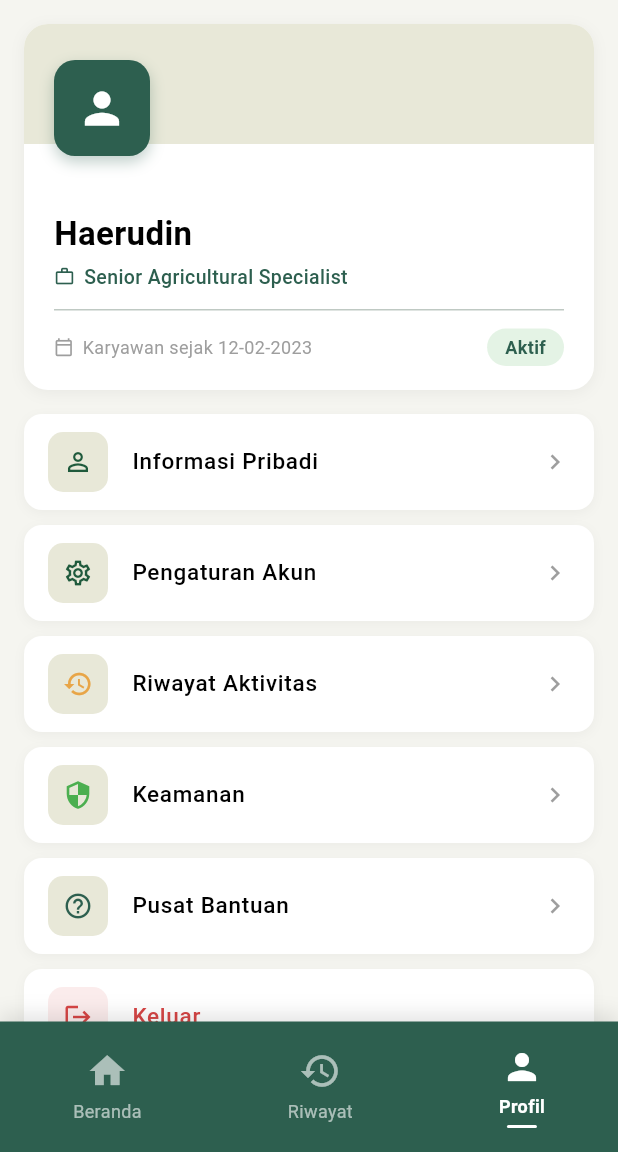
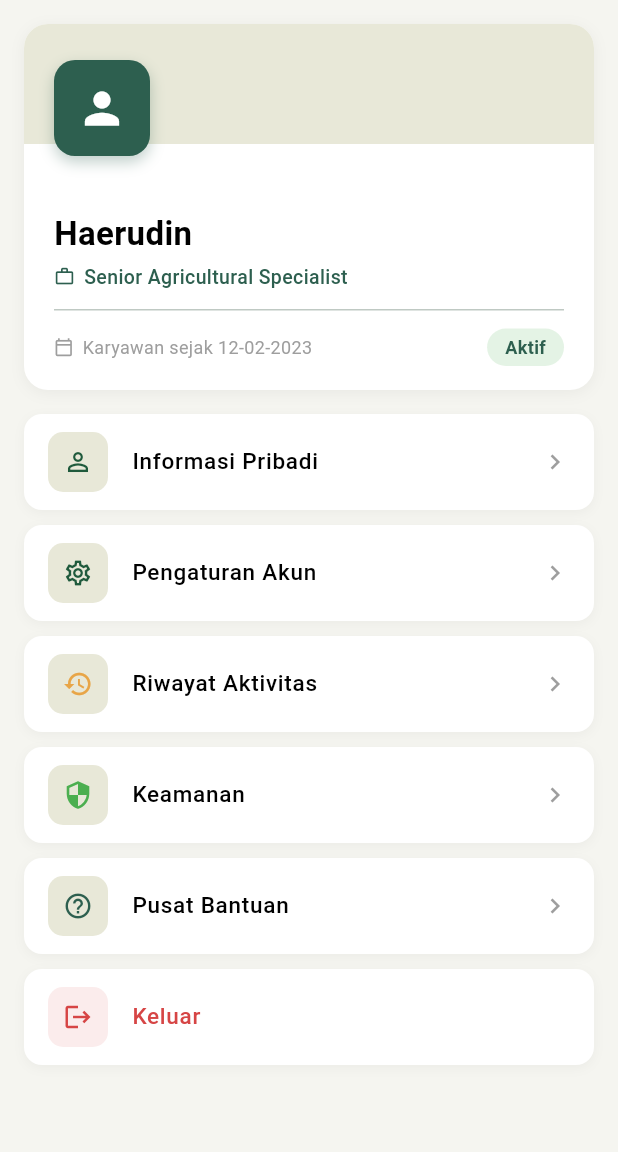
Before and after one commit to arkanaajaaa/HayCrew, a Flutter app: the ProfilPage screen opened directly, on a phone screen of 412 x 824 dp, the part 84-1236 px from its top. Run offline on Flutter 3.47's test engine with Material 3 defaults, Android fonts, the phone set to English and light mode, and no system bars; our stand-ins replace get, google_sign_in, googleapis_auth, image_picker; missing offline and left inert: googleapis.

Commit message:
fix-navbar and profilepage

```diff
--- a/lib/components/CNavbar.dart
+++ b/lib/components/CNavbar.dart
@@ -1,106 +1,106 @@
-import 'package:flutter/material.dart';
-import 'package:get/get.dart';
-import '../constants/app_colors.dart';
-import '../controllers/navbar_controller.dart';
+// import 'package:flutter/material.dart';
+// import 'package:get/get.dart';
+// import '../constants/app_colors.dart';
+// import '../controllers/navbar_controller.dart';
 
-class CBottomNav extends StatelessWidget {
-  const CBottomNav({Key? key}) : super(key: key);
+// class CBottomNav extends StatelessWidget {
+//   const CBottomNav({Key? key}) : super(key: key);
 
-  @override
-  Widget build(BuildContext context) {
-    // Get.find() — pakai instance yang sudah ada dari HomeBinding
-    // Tidak membuat instance baru setiap kali widget di-build
-    final NavbarController navController = Get.find<NavbarController>();
+//   @override
+//   Widget build(BuildContext context) {
+//     // Get.find() — pakai instance yang sudah ada dari HomeBinding
+//     // Tidak membuat instance baru setiap kali widget di-build
+//     final NavbarController navController = Get.find<NavbarController>();
 
-    return Container(
-      decoration: BoxDecoration(
-        color: AppColors.primaryGreen,
-        boxShadow: [
-          BoxShadow(
-            color:      Colors.black.withOpacity(0.1),
-            blurRadius: 10,
-            offset:     const Offset(0, -5),
-          ),
-        ],
-      ),
-      child: SafeArea(
-        child: Padding(
-          padding: const EdgeInsets.symmetric(vertical: 8),
-          child: Obx(() => Row(
-            mainAxisAlignment: MainAxisAlignment.spaceAround,
-            children: [
-              _buildNavItem(
-                icon:         Icons.home,
-                label:        'Beranda',
-                index:        0,
-                currentIndex: navController.currentNavIndex.value,
-                onTap:        () => navController.changeNavIndex(0),
-              ),
-              _buildNavItem(
-                icon:         Icons.history,
-                label:        'Riwayat',
-                index:        1,
-                currentIndex: navController.currentNavIndex.value,
-                onTap:        () => navController.changeNavIndex(1),
-              ),
-              _buildNavItem(
-                icon:         Icons.person,
-                label:        'Profil',
-                index:        2,
-                currentIndex: navController.currentNavIndex.value,
-                onTap:        () => navController.changeNavIndex(2),
-              ),
-            ],
-          )),
-        ),
-      ),
-    );
-  }
+//     return Container(
+//       decoration: BoxDecoration(
+//         color: AppColors.primaryGreen,
+//         boxShadow: [
+//           BoxShadow(
+//             color:      Colors.black.withOpacity(0.1),
+//             blurRadius: 10,
+//             offset:     const Offset(0, -5),
+//           ),
+//         ],
+//       ),
+//       child: SafeArea(
+//         child: Padding(
+//           padding: const EdgeInsets.symmetric(vertical: 8),
+//           child: Obx(() => Row(
+//             mainAxisAlignment: MainAxisAlignment.spaceAround,
+//             children: [
+//               _buildNavItem(
+//                 icon:         Icons.home,
+//                 label:        'Beranda',
+//                 index:        0,
+//                 currentIndex: navController.currentNavIndex.value,
+//                 onTap:        () => navController.changeNavIndex(0),
+//               ),
+//               _buildNavItem(
+//                 icon:         Icons.history,
+//                 label:        'Riwayat',
+//                 index:        1,
+//                 currentIndex: navController.currentNavIndex.value,
+//                 onTap:        () => navController.changeNavIndex(1),
+//               ),
+//               _buildNavItem(
+//                 icon:         Icons.person,
+//                 label:        'Profil',
+//                 index:        2,
+//                 currentIndex: navController.currentNavIndex.value,
+//                 onTap:        () => navController.changeNavIndex(2),
+//               ),
+//             ],
+//           )),
+//         ),
+//       ),
+//     );
+//   }
 
-  Widget _buildNavItem({
-    required IconData icon,
-    required String label,
-    required int index,
-    required int currentIndex,
-    required VoidCallback onTap,
-  }) {
-    final isSelected = currentIndex == index;
+//   Widget _buildNavItem({
+//     required IconData icon,
+//     required String label,
+//     required int index,
+//     required int currentIndex,
+//     required VoidCallback onTap,
+//   }) {
+//     final isSelected = currentIndex == index;
 
-    return InkWell(
-      onTap:        onTap,
-      borderRadius: BorderRadius.circular(8),
-      child: Padding(
-        padding: const EdgeInsets.symmetric(horizontal: 16, vertical: 8),
-        child: Column(
-          mainAxisSize: MainAxisSize.min,
-          children: [
-            Icon(
-              icon,
-              color: Colors.white.withOpacity(isSelected ? 1.0 : 0.6),
-              size:  28,
-            ),
-            const SizedBox(height: 4),
-            Text(
-              label,
-              style: TextStyle(
-                color:      Colors.white.withOpacity(isSelected ? 1.0 : 0.6),
-                fontSize:   12,
-                fontWeight: isSelected ? FontWeight.bold : FontWeight.normal,
-              ),
-            ),
-            if (isSelected)
-              Container(
-                margin: const EdgeInsets.only(top: 4),
-                height: 2,
-                width:  20,
-                decoration: BoxDecoration(
-                  color:        AppColors.white,
-                  borderRadius: BorderRadius.circular(1),
-                ),
-              ),
-          ],
-        ),
-      ),
-    );
-  }
-}
+//     return InkWell(
+//       onTap:        onTap,
+//       borderRadius: BorderRadius.circular(8),
+//       child: Padding(
+//         padding: const EdgeInsets.symmetric(horizontal: 16, vertical: 8),
+//         child: Column(
+//           mainAxisSize: MainAxisSize.min,
+//           children: [
+//             Icon(
+//               icon,
+//               color: Colors.white.withOpacity(isSelected ? 1.0 : 0.6),
+//               size:  28,
+//             ),
+//             const SizedBox(height: 4),
+//             Text(
+//               label,
+//               style: TextStyle(
+//                 color:      Colors.white.withOpacity(isSelected ? 1.0 : 0.6),
+//                 fontSize:   12,
+//                 fontWeight: isSelected ? FontWeight.bold : FontWeight.normal,
+//               ),
+//             ),
+//             if (isSelected)
+//               Container(
+//                 margin: const EdgeInsets.only(top: 4),
+//                 height: 2,
+//                 width:  20,
+//                 decoration: BoxDecoration(
+//                   color:        AppColors.white,
+//                   borderRadius: BorderRadius.circular(1),
+//                 ),
+//               ),
+//           ],
+//         ),
+//       ),
+//     );
+//   }
+// }
--- a/lib/pages/dashboard/kandang/profilepage.dart
+++ b/lib/pages/dashboard/kandang/profilepage.dart
@@ -1,6 +1,6 @@
 import 'package:flutter/material.dart';
 import 'package:get/get.dart';
-import 'package:haycrew_app/components/CNavbar.dart';
+
 import 'package:haycrew_app/constants/app_colors.dart';
 import 'package:haycrew_app/controllers/profilecontroller.dart';
 
@@ -22,7 +22,6 @@ class ProfilPage extends GetView<ProfilController> {
           ],
         ),
       ),
-      bottomNavigationBar: const CBottomNav(),
     );
   }
 
--- a/lib/routes/app_pages.dart
+++ b/lib/routes/app_pages.dart
@@ -1,12 +1,11 @@
+// lib/routes/app_pages.dart
 import 'package:get/get.dart';
 import 'package:haycrew_app/bindings/laporan_binding.dart';
 import 'package:haycrew_app/bindings/permintaan_binding.dart';
-import 'package:haycrew_app/bindings/profile_binding.dart';                         // BARU
 import 'package:haycrew_app/pages/dashboard/kandang/laporkandangpage.dart';
 import 'package:haycrew_app/pages/dashboard/kandang/permintaankandang_page.dart';
-import 'package:haycrew_app/pages/dashboard/kandang/profilepage.dart';                         // BARU
+import 'package:haycrew_app/pages/dashboard/kandang/main_shell_pagekandang.dart'; // BARU
 import '../pages/loginpage.dart';
-import '../pages/dashboard/kandang/homepagekandang.dart';
 import '../bindings/login_binding.dart';
 import '../bindings/home_binding.dart';
 import 'app_routes.dart';
@@ -17,46 +16,35 @@ class AppPages {
   static const INITIAL = AppRoutes.INITIAL;
 
   static final routes = [
-    // Login
     GetPage(
-      name:       AppRoutes.LOGIN,
-      page:       () => const LoginPage(),
-      binding:    LoginBinding(),
+      name: AppRoutes.LOGIN,
+      page: () => const LoginPage(),
+      binding: LoginBinding(),
       transition: Transition.fadeIn,
       transitionDuration: const Duration(milliseconds: 300),
     ),
 
-    // Dashboard Kandang
+    // DASHBOARD sekarang mengarah ke MainShellPage
     GetPage(
-      name:       AppRoutes.DASHBOARD_KANDANG,
-      page:       () => const HomePageKandang(
-        userName: 'User',
-        userRole: 'Karyawan Kandang',
-      ),
-      binding:    HomeBinding(),
+      name: AppRoutes.DASHBOARD_KANDANG,
+      page: () => const MainShellPage(),
+      binding: HomeBinding(),
       transition: Transition.fadeIn,
       transitionDuration: const Duration(milliseconds: 300),
     ),
 
-    // Laporan Kandang
+    // Laporan & Permintaan tetap sebagai route terpisah — tidak berubah
     GetPage(
-      name:    AppRoutes.LAPOR_KANDANG,
-      page:    () => const LaporanPage(),
+      name: AppRoutes.LAPOR_KANDANG,
+      page: () => const LaporanPage(),
       binding: LaporanBinding(),
     ),
-
-    // Permintaan Dana / Barang
     GetPage(
-      name:    AppRoutes.KIRIM_PERMINTAAN,
-      page:    () => const PermintaanKandangPage(),
+      name: AppRoutes.KIRIM_PERMINTAAN,
+      page: () => const PermintaanKandangPage(),
       binding: PermintaanBinding(),
     ),
 
-    // Profil
-    GetPage(
-      name:    AppRoutes.PROFIL,
-      page:    () => const ProfilPage(),
-      binding: ProfilBinding(),
-    ),
+    // HAPUS route PROFIL — profil sekarang bagian dari shell
   ];
 }
```
Also changed, not shown: lib/bindings/home_binding.dart (+7 -3 lines), lib/controllers/home_controller.dart (+14 -12 lines), lib/controllers/navbar_controller.dart (+2 -30 lines), lib/controllers/profilecontroller.dart (+1 -11 lines), lib/pages/dashboard/kandang/historypage.dart (added, +25 -0 lines), lib/pages/dashboard/kandang/homepagekandang.dart (+112 -32 lines), lib/pages/dashboard/kandang/main_shell_pagekandang.dart (added, +126 -0 lines), lib/pages/dashboard/navbar.dart (added, +43 -0 lines).
